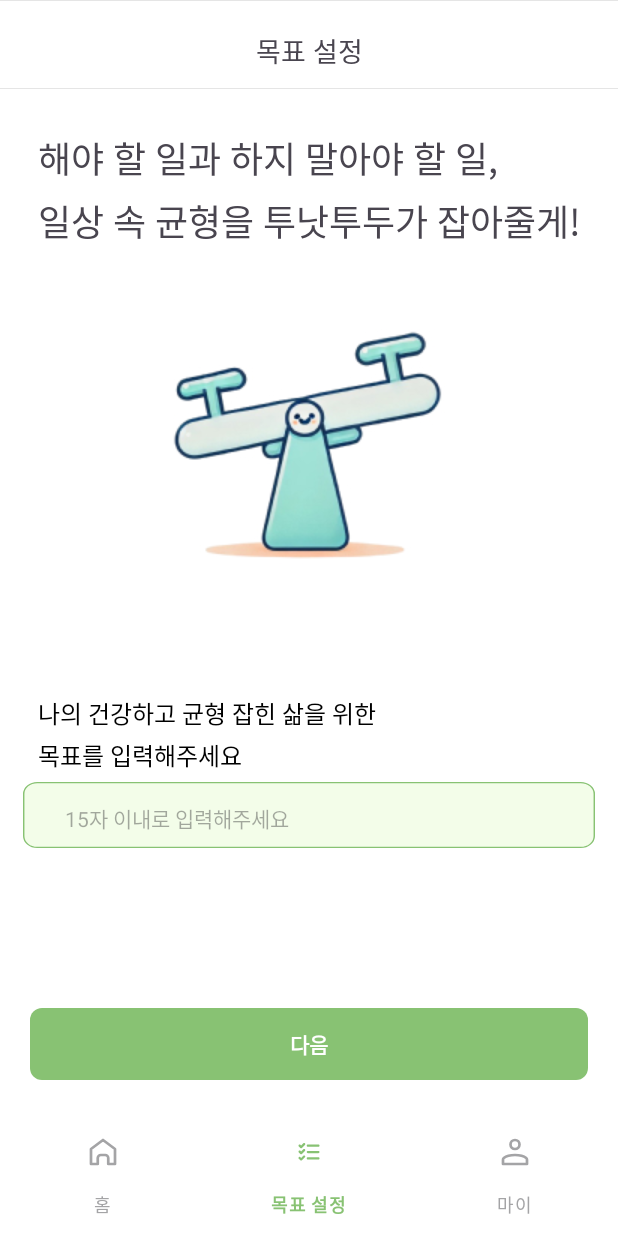
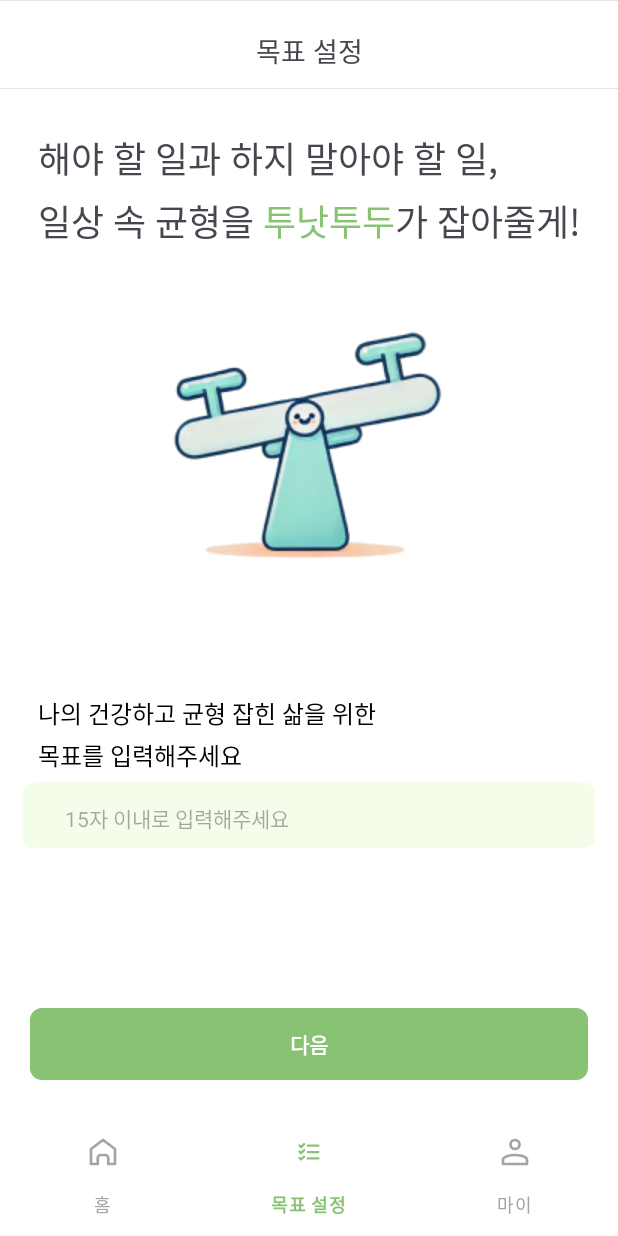
Before and after one commit to Daljyeong/ToNotTODO, an Android app: the GoalSettingFragment screen opened through its navigation route, on a phone screen of 412 x 824 dp. Run offline under Robolectric (Android 15) with nearby library versions, the light colour scheme and no system bars; our stand-ins replace navigation-ui.

Commit message:
기분 액티비티 수정중....!!!

```diff
--- a/app/build.gradle.kts
+++ b/app/build.gradle.kts
@@ -20,6 +20,7 @@
 
     buildFeatures {
         viewBinding = true
+        dataBinding = true
     }
 
     buildTypes {
--- a/app/src/main/AndroidManifest.xml
+++ b/app/src/main/AndroidManifest.xml
@@ -16,7 +16,7 @@
             android:name=".SeesawRecordActivity"
             android:exported="false" />
         <activity
-            android:name=".MainActivity"
+            android:name=".ConditionActivity"
             android:exported="true">
             <intent-filter>
                 <action android:name="android.intent.action.MAIN" />
@@ -25,7 +25,7 @@
             </intent-filter>
         </activity>
         <activity
-            android:name=".ConditionActivity"
+            android:name=".MainActivity"
             android:exported="false">
 
         </activity>
--- a/app/src/main/java/com/example/tonottodo/ConditionActivity.kt
+++ b/app/src/main/java/com/example/tonottodo/ConditionActivity.kt
@@ -1,12 +1,17 @@
 package com.example.tonottodo
 
+import android.content.res.ColorStateList
 import android.os.Bundle
+import android.widget.ImageView
 import androidx.activity.enableEdgeToEdge
 import androidx.appcompat.app.AppCompatActivity
 import androidx.core.view.ViewCompat
 import androidx.core.view.WindowInsetsCompat
 
 class ConditionActivity : AppCompatActivity() {
+    private var selectedCondition: ImageView? = null
+    private var selectedConditionScore: Int? = null
+
     override fun onCreate(savedInstanceState: Bundle?) {
         super.onCreate(savedInstanceState)
         enableEdgeToEdge()
@@ -16,5 +21,14 @@
             v.setPadding(systemBars.left, systemBars.top, systemBars.right, systemBars.bottom)
             insets
         }
+        val ivConditionFace5 = findViewById<ImageView>(R.id.iv_condition_face_5)
+        val ivNumGray5 = findViewById<ImageView>(R.id.iv_num_gray_5)
+
+        ivConditionFace5.setOnClickListener {
+            // Tint Color로 색상 변경
+            val tintColor = ColorStateList.valueOf(android.graphics.Color.parseColor("#EF9595"))
+            ivNumGray5.imageTintList = tintColor
+        }
+
     }
 }
--- a/app/src/main/java/com/example/tonottodo/GoalSettingFragment.kt
+++ b/app/src/main/java/com/example/tonottodo/GoalSettingFragment.kt
@@ -1,17 +1,79 @@
 package com.example.tonottodo
 
+import android.graphics.Color
 import android.os.Bundle
+import android.text.Editable
+import android.text.Spannable
+import android.text.SpannableString
+import android.text.TextWatcher
+import android.text.style.ForegroundColorSpan
 import android.view.LayoutInflater
 import android.view.View
 import android.view.ViewGroup
+import androidx.core.content.ContextCompat
 import androidx.fragment.app.Fragment
+import com.example.tonottodo.databinding.FragmentGoalSettingBinding
+
 
 class GoalSettingFragment : Fragment() {
+    private lateinit var binding: FragmentGoalSettingBinding
+
     override fun onCreateView(
         inflater: LayoutInflater, container: ViewGroup?,
         savedInstanceState: Bundle?
     ): View? {
-        // Inflate the layout for this fragment
-        return inflater.inflate(R.layout.fragment_goal_setting, container, false)
+        binding= FragmentGoalSettingBinding.inflate(layoutInflater)
+
+        // tv_goal_detail_title의 텍스트 설정
+        setCustomText()
+
+        binding.clGoalSetting.setOnClickListener{
+            //박스 테두리 추가
+            it.setBackgroundResource(R.drawable.bg_green_9)
+            //editText 클릭 가능 & 입력 가능하게 변경
+            binding.etGoalSetting.isClickable = true
+            binding.etGoalSetting.isEnabled = true
+            binding.etGoalSetting.requestFocus()
+        }
+
+        //입력한 문쟈갸 없으면 버튼이 활성화되지 않도록 설정
+        setupEditText()
+        return binding.root
+    }
+
+    private fun setupEditText() {
+        with(binding) {
+            etGoalSetting.addTextChangedListener(object : TextWatcher {
+                override fun beforeTextChanged(s: CharSequence?, start: Int, count: Int, after: Int) {
+                }
+
+                override fun onTextChanged(s: CharSequence?, start: Int, before: Int, count: Int) {
+                }
+                override fun afterTextChanged(editable: Editable?) {
+                    btnGoalSettingNext.isClickable = editable?.length ?: 0 > 0
+                }
+            })
+        }
+    }
+    private fun setCustomText() {
+        val text = "해야 할 일과 하지 말아야 할 일,\n일상 속 균형을 투낫투두가 잡아줄게!"
+        val spannableString = SpannableString(text)
+
+        // "투낫투두"의 색상을 변경 (예: 빨간색)
+        val startIndex = text.indexOf("투낫투두")
+        if (startIndex >= 0) {
+            val endIndex = startIndex + "투낫투두".length
+            val mainGreenColor = ContextCompat.getColor(requireContext(), R.color.main_green)
+
+            spannableString.setSpan(
+                ForegroundColorSpan(mainGreenColor),
+                startIndex,
+                endIndex,
+                Spannable.SPAN_EXCLUSIVE_EXCLUSIVE
+            )
+        }
+
+        // 변경된 텍스트를 TextView에 적용
+        binding.tvGoalDetailTitle.text = spannableString
     }
 }
--- /dev/null
+++ b/app/src/main/res/drawable/bg_green_10.xml
@@ -0,0 +1,9 @@
+<vector xmlns:android="http://schemas.android.com/apk/res/android"
+    android:width="320dp"
+    android:height="60dp"
+    android:viewportWidth="320"
+    android:viewportHeight="60">
+  <path
+      android:pathData="M8,0L312,0A8,8 0,0 1,320 8L320,52A8,8 0,0 1,312 60L8,60A8,8 0,0 1,0 52L0,8A8,8 0,0 1,8 0z"
+      android:fillColor="#F3FDE9"/>
+</vector>
--- a/app/src/main/res/layout/fragment_goal_setting.xml
+++ b/app/src/main/res/layout/fragment_goal_setting.xml
@@ -29,7 +29,6 @@
 
     </androidx.constraintlayout.widget.ConstraintLayout>
 
-    <!-- TODO: font 설정하기 && 투낫투두 색상 다르게-->
     <TextView
         android:id="@+id/tv_goal_detail_title"
         android:layout_width="wrap_content"
@@ -73,11 +72,10 @@
         android:layout_height="44dp"
         android:layout_marginHorizontal="15dp"
         android:layout_marginTop="6dp"
-        android:background="@drawable/bg_green_9"
+        android:background="@drawable/bg_green_10"
         app:layout_constraintEnd_toEndOf="parent"
         app:layout_constraintStart_toStartOf="parent"
         app:layout_constraintTop_toBottomOf="@id/tv_goal_detail_stop">
-
 
         <EditText
             android:id="@+id/et_goal_setting"
@@ -86,6 +84,8 @@
             android:layout_weight="1"
             android:background="@null"
             android:hint="15자 이내로 입력해주세요"
+            android:textCursorDrawable="@color/main_green"
+            android:textColor="@color/black"
             android:maxLength="15"
             android:inputType="textPersonName"
             android:paddingStart="28dp"
@@ -98,11 +98,13 @@
 
 
     <Button
+        android:id="@+id/btn_goal_setting_next"
         android:layout_width="match_parent"
         android:layout_height="wrap_content"
         android:layout_marginHorizontal="20dp"
         android:layout_marginBottom="24dp"
         android:background="@drawable/bg_main_green_8"
+        android:clickable="false"
         android:text="다음"
         android:textStyle="bold"
         app:backgroundTint="@null"
--- a/app/src/main/res/values/colors.xml
+++ b/app/src/main/res/values/colors.xml
@@ -16,4 +16,5 @@
     <color name="gray_light">#FFB7B7B7</color>
     <color name="gray">#E5E5E5</color>
     <color name="neutral">#FFC2C2C4</color>
+
 </resources>
```
Also changed, not shown: 1 other file.
